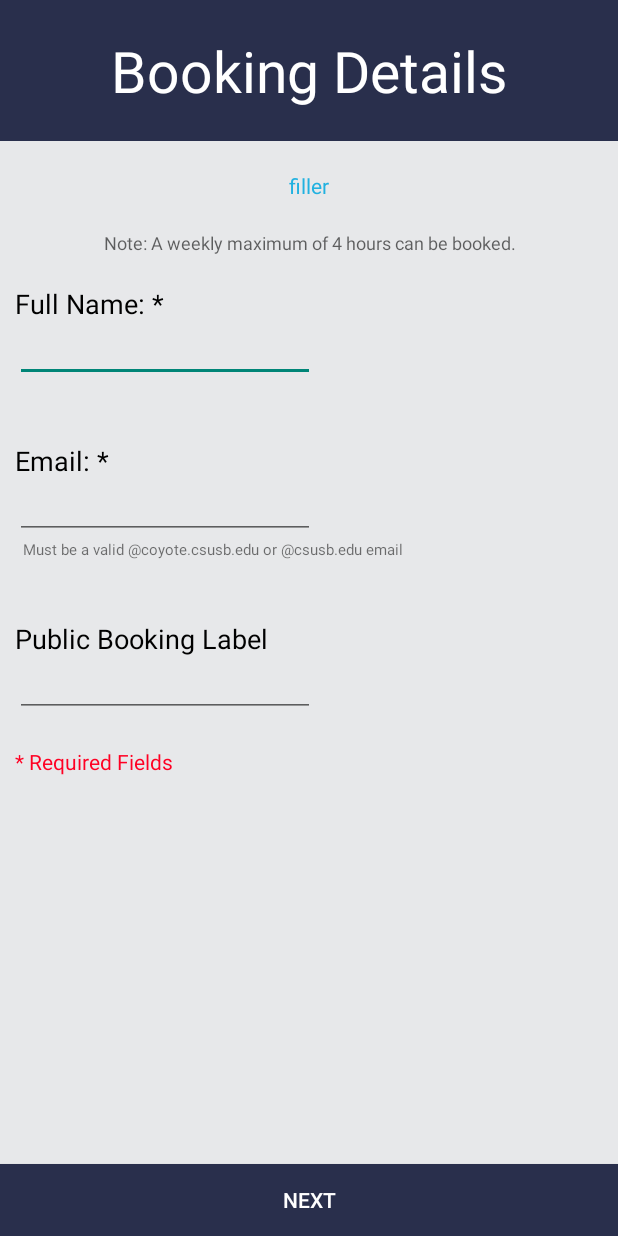
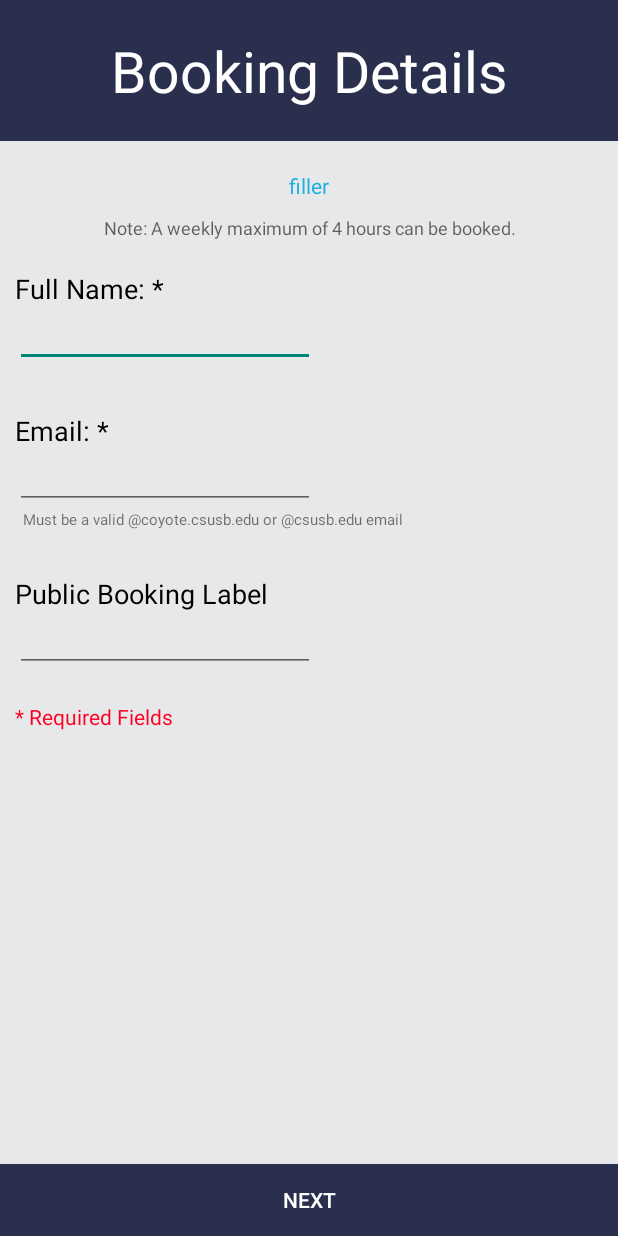
Before and after one commit to hashtagmike24/LibrarySpace, an Android app: the BookingActivity screen opened directly, with no data from a screen before it, on a phone screen of 412 x 824 dp. Run offline under Robolectric (Android 15) with nearby library versions, the phone set to English and light mode, and no system bars.

Commit message:
Booking and Conditions now display properly on small screens
In response to QA testing.

```diff
--- a/LibrarySpace/app/src/main/res/layout/activity_booking.xml
+++ b/LibrarySpace/app/src/main/res/layout/activity_booking.xml
@@ -40,7 +40,7 @@
         android:layout_gravity="center_horizontal"
         android:textAlignment="center"
         android:gravity="center"
-        android:layout_marginTop="20dp"
+        android:layout_marginTop="10dp"
         android:textSize="12sp" />
     <TextView
         android:layout_width="wrap_content"
@@ -50,6 +50,7 @@
         android:id="@+id/fullNameText"
         android:textColor="#000000"
         android:textAppearance="?android:attr/textAppearanceMedium"
+        android:textSize="18sp"
         android:layout_marginTop="20dp"
         android:layout_marginLeft="10dp" />
     <EditText
@@ -69,7 +70,8 @@
         android:id="@+id/emailText"
         android:layout_below="@id/nameInput"
         android:layout_marginLeft="10dp"
-        android:layout_marginTop="40dp"
+        android:textSize="18sp"
+        android:layout_marginTop="30dp"
         android:textAppearance="?android:attr/textAppearanceMedium" />
     <EditText
         android:layout_width="200dp"
@@ -99,7 +101,8 @@
         android:id="@+id/publicLabelText"
         android:inputType="textPersonName"
         android:layout_below="@+id/reminderEmailText"
-        android:layout_marginTop="40dp"
+        android:textSize="18sp"
+        android:layout_marginTop="30dp"
         android:layout_marginLeft="10dp" />
 
     <EditText
--- a/LibrarySpace/app/src/main/res/layout/activity_conditions.xml
+++ b/LibrarySpace/app/src/main/res/layout/activity_conditions.xml
@@ -29,6 +29,7 @@
         android:layout_marginLeft="20dp"
         android:id="@+id/bodyText"
         android:textColor="#000000"
+        android:textSize="11sp"
         android:layout_centerHorizontal="true" />
 
         <Button
```
